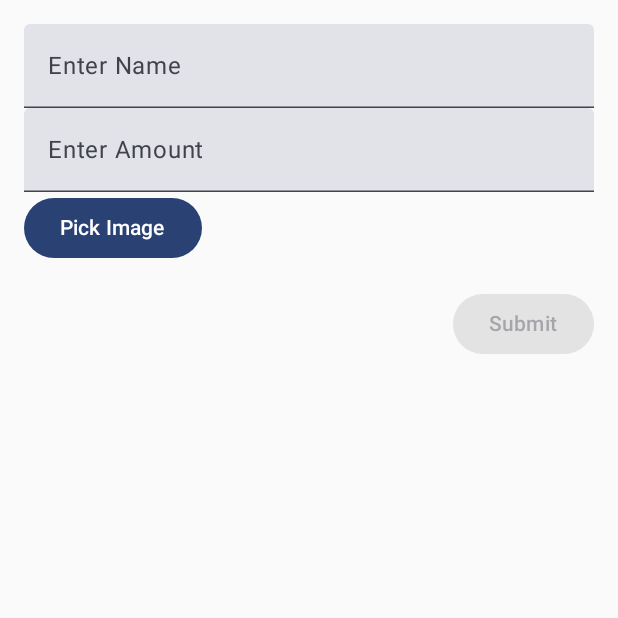
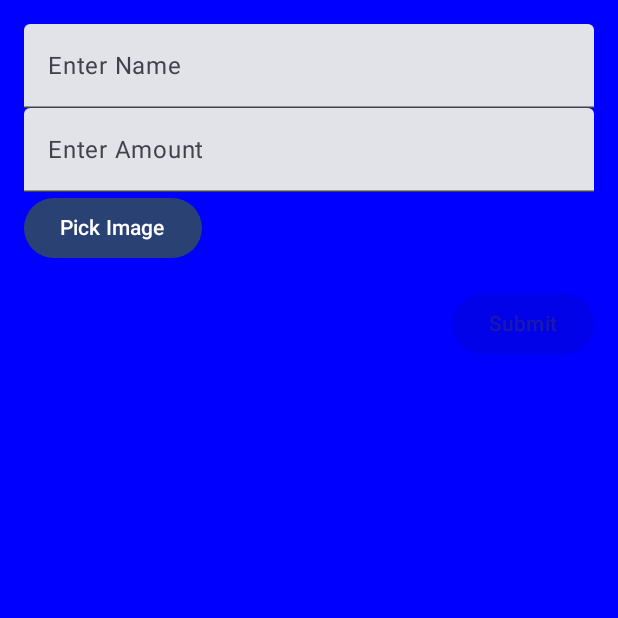
Before and after one commit to 20094523/MAD_Assignment2, an Android app built with Jetpack Compose: the AddItemScreen screen opened through its navigation route, on a phone screen of 412 x 824 dp, the top half of it. Run offline under Robolectric (Android 15) with nearby library versions, the phone set to English and light mode, and no system bars.

Commit message:
Added different background colour on groceryform page depending on orientation.

```diff
--- a/app/src/main/java/com/example/project2/MainActivity.kt
+++ b/app/src/main/java/com/example/project2/MainActivity.kt
@@ -4,19 +4,13 @@ import android.annotation.SuppressLint
 import android.os.Bundle
 import androidx.activity.ComponentActivity
 import androidx.activity.compose.setContent
-import androidx.compose.foundation.layout.Column
-import androidx.compose.foundation.layout.Row
-import androidx.compose.foundation.layout.Spacer
-import androidx.compose.foundation.layout.fillMaxWidth
-import androidx.compose.foundation.layout.height
-import androidx.compose.foundation.layout.padding
-import androidx.compose.foundation.text.KeyboardOptions
+import androidx.compose.foundation.layout.*
 import androidx.compose.material3.*
 import androidx.compose.runtime.*
-import androidx.compose.ui.Alignment
 import androidx.compose.ui.Modifier
-import androidx.compose.ui.text.input.KeyboardType
+import androidx.compose.ui.graphics.Color
 import androidx.compose.ui.unit.dp
+import androidx.compose.ui.platform.LocalConfiguration
 import androidx.navigation.NavHostController
 import androidx.navigation.compose.NavHost
 import androidx.navigation.compose.composable
@@ -29,9 +23,13 @@ import coil.compose.AsyncImage
 import android.net.Uri
 import androidx.activity.compose.rememberLauncherForActivityResult
 import androidx.activity.result.contract.ActivityResultContracts
-import androidx.compose.foundation.layout.fillMaxSize
+import androidx.compose.foundation.background
+import androidx.compose.foundation.text.KeyboardOptions
+import androidx.compose.ui.Alignment
+import androidx.compose.ui.text.input.KeyboardType
 
 data class Grocery(val name: String, val amount: Int, val imageUri: String?)
+
 class MainActivity : ComponentActivity() {
     override fun onCreate(savedInstanceState: Bundle?) {
         super.onCreate(savedInstanceState)
@@ -45,7 +43,6 @@ class MainActivity : ComponentActivity() {
     }
 }
 
-
 @SuppressLint("UnrememberedMutableState")
 @Composable
 fun GroceryForm(
@@ -53,7 +50,8 @@ fun GroceryForm(
     initialAmount: String,
     initialImageUri: Uri?,
     onSubmit: (String, String, Uri?) -> Unit,
-    onImagePicked: (Uri?) -> Unit
+    onImagePicked: (Uri?) -> Unit,
+    modifier: Modifier = Modifier // Default value added
 ) {
     var name by remember { mutableStateOf(initialName) }
     var amount by remember { mutableStateOf(initialAmount) }
@@ -70,7 +68,7 @@ fun GroceryForm(
         name.isNotBlank() && amount.isNotBlank() && imageUri != null
     }
 
-    Column(modifier = Modifier.padding(16.dp)) {
+    Column(modifier = modifier.padding(16.dp)) { // Apply modifier here
         TextField(
             value = name,
             onValueChange = { name = it },
@@ -109,29 +107,48 @@ fun GroceryForm(
         }
     }
 }
-//main controller. NavHost for both views.
+
+// Function to get the background color based on orientation
+@Composable
+fun BackgroundColorModifier(content: @Composable (Modifier) -> Unit) {
+    val configuration = LocalConfiguration.current
+    val backgroundColor = when (configuration.orientation) {
+        android.content.res.Configuration.ORIENTATION_LANDSCAPE -> Color.Cyan
+        android.content.res.Configuration.ORIENTATION_PORTRAIT -> Color.Blue
+        else -> Color.White
+    }
+
+    Box(modifier = Modifier.fillMaxSize().background(backgroundColor)) {
+        content(Modifier.fillMaxSize())
+    }
+}
 
 @Composable
 fun AppNavHost(navController: NavHostController, itemList: MutableList<Grocery>) {
     NavHost(navController = navController, startDestination = "main_screen") {
         composable("main_screen") {
-            MainScreen(navController = navController, itemList = itemList)
+            BackgroundColorModifier { modifier ->
+                MainScreen(navController = navController, itemList = itemList, modifier = modifier)
+            }
         }
         composable("add_item_screen") {
-            AddItemScreen(navController = navController, itemList = itemList)
+            BackgroundColorModifier { modifier ->
+                AddItemScreen(navController = navController, itemList = itemList, modifier = modifier)
+            }
         }
         composable("edit_item_screen/{itemIndex}") { backStackEntry ->
             val itemIndex = backStackEntry.arguments?.getString("itemIndex")?.toInt() ?: 0
-            EditItemScreen(navController = navController, itemList = itemList, itemIndex = itemIndex)
+            BackgroundColorModifier { modifier ->
+                EditItemScreen(navController = navController, itemList = itemList, itemIndex = itemIndex, modifier = modifier)
+            }
         }
     }
 }
+
 @Composable
-
-//view 1. Items Displayed in a list.
-
-fun MainScreen(navController: NavHostController, itemList: MutableList<Grocery>) {
+fun MainScreen(navController: NavHostController, itemList: MutableList<Grocery>, modifier: Modifier) {
     Scaffold(
+        modifier = modifier,
         floatingActionButton = {
             FloatingActionButton(onClick = { navController.navigate("add_item_screen") }) {
                 Text("+")
@@ -196,9 +213,7 @@ fun MainScreen(navController: NavHostController, itemList: MutableList<Grocery>)
 }
 
 @Composable
-
-//View 2. Adding to list
-fun AddItemScreen(navController: NavHostController, itemList: MutableList<Grocery>) {
+fun AddItemScreen(navController: NavHostController, itemList: MutableList<Grocery>, modifier: Modifier) {
     GroceryForm(
         initialName = "",
         initialAmount = "",
@@ -207,14 +222,13 @@ fun AddItemScreen(navController: NavHostController, itemList: MutableList<Grocer
             itemList.add(Grocery(name, amount.toInt(), imageUri?.toString()))
             navController.popBackStack()
         },
-        onImagePicked = { imageUri -> }
+        onImagePicked = { imageUri -> },
+        modifier = modifier
     )
 }
 
-
-//view 3, editing item
 @Composable
-fun EditItemScreen(navController: NavHostController, itemList: MutableList<Grocery>, itemIndex: Int) {
+fun EditItemScreen(navController: NavHostController, itemList: MutableList<Grocery>, itemIndex: Int, modifier: Modifier) {
     val grocery = itemList[itemIndex]
 
     GroceryForm(
@@ -225,6 +239,7 @@ fun EditItemScreen(navController: NavHostController, itemList: MutableList<Groce
             itemList[itemIndex] = Grocery(name, amount.toInt(), imageUri?.toString())
             navController.popBackStack()
         },
-        onImagePicked = { imageUri -> }
+        onImagePicked = { imageUri -> },
+        modifier = modifier
     )
 }
```
